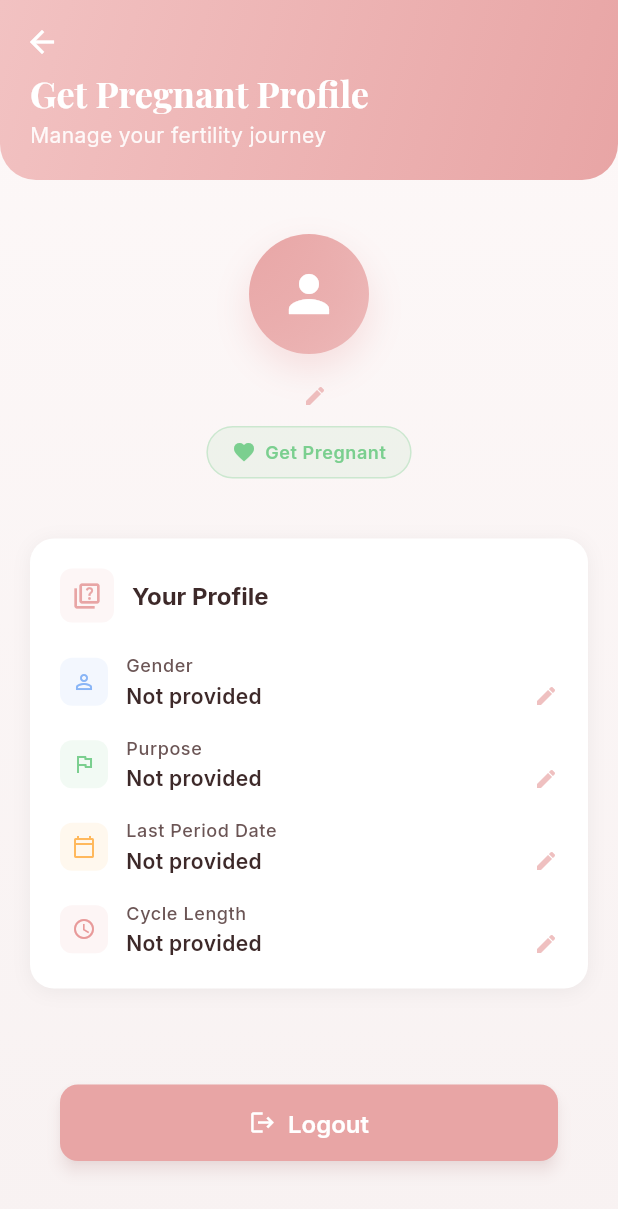
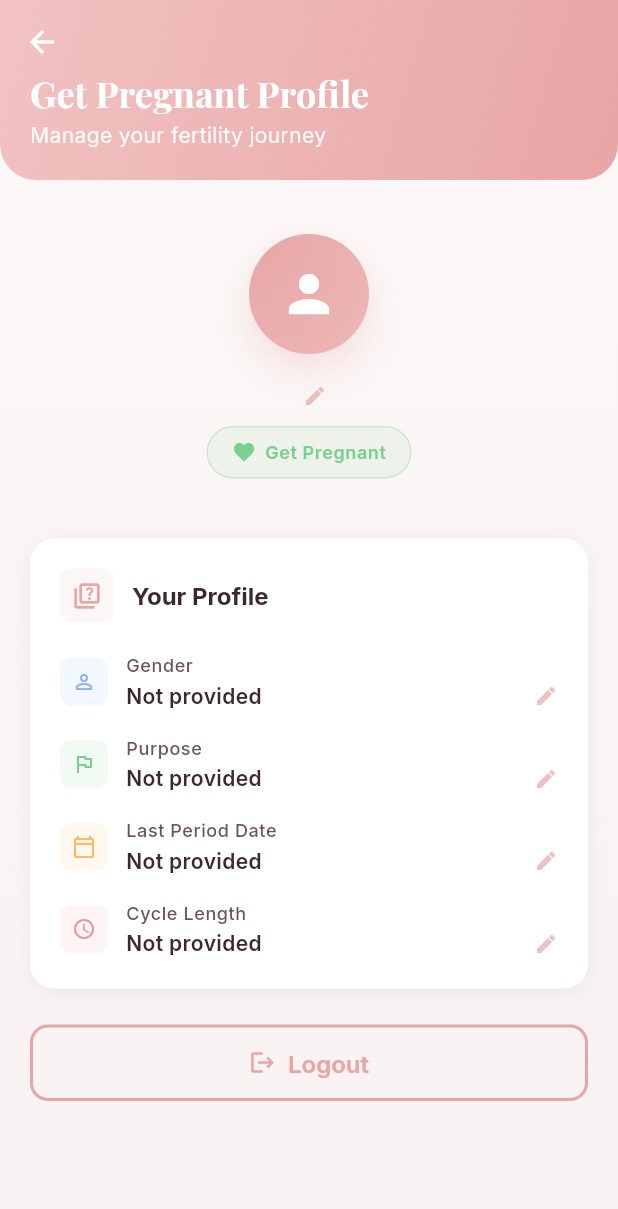
Before and after one commit to itxati/pregnancy, a Flutter app: the GetPregnantRequirementsView screen opened by its route, after a tap on the "person" icon, on a phone screen of 412 x 824 dp. Shown: the top 1209 px of the screen. Run offline on Flutter 3.47's test engine with Material 3 defaults, Android fonts, the light colour scheme and no system bars; our stand-ins replace cached_network_image, cloud_firestore, connectivity_plus, dio, firebase_auth, firebase_core and 11 more; accounts and stored records are empty.

Commit message:
get pregnant profile done

```diff
--- a/lib/app/modules/get_pregnant_requirements/controllers/get_pregnant_requirements_controller.dart
+++ b/lib/app/modules/get_pregnant_requirements/controllers/get_pregnant_requirements_controller.dart
@@ -176,6 +176,9 @@
 
     // Also load data from goal onboarding SharedPreferences
     _loadGoalOnboardingData();
+
+    // Schedule fertility notifications if applicable
+    _rescheduleFertilityNotifications();
   }
 
   // Load data from goal onboarding SharedPreferences
@@ -186,29 +189,38 @@
 
     String? lastPeriodString;
     int? cycleLen;
+    int? periodLen;
 
     // Prefer user-scoped onboarding values
     if (userId != null && userId.isNotEmpty) {
       lastPeriodString = await auth.getOnboardingData('onboarding_last_period', userId);
       // Ints are saved under per-user key; read directly from prefs
       final userScopedCycleKey = 'onboarding_cycle_length_user_$userId';
+      final userScopedPeriodKey = 'onboarding_period_length_user_$userId';
       cycleLen = prefs.getInt(userScopedCycleKey);
+      periodLen = prefs.getInt(userScopedPeriodKey);
     }
 
     // Fallback to global keys if needed
     lastPeriodString ??= prefs.getString('onboarding_last_period');
     cycleLen ??= prefs.getInt('onboarding_cycle_length');
+    periodLen ??= prefs.getInt('onboarding_period_length');
 
-    // Apply last period
-    if (lastPeriodString != null) {
-      final lastPeriodDate = DateTime.parse(lastPeriodString);
-      periodStart.value = lastPeriodDate;
-      periodEnd.value = lastPeriodDate.add(Duration(days: periodLength - 1));
+    // Apply period length first (before calculating periodEnd)
+    if (periodLen != null) {
+      periodLength = periodLen;
     }
 
     // Apply cycle length
     if (cycleLen != null) {
       cycleLength = cycleLen;
+    }
+
+    // Apply last period (using the loaded periodLength)
+    if (lastPeriodString != null) {
+      final lastPeriodDate = DateTime.parse(lastPeriodString);
+      periodStart.value = lastPeriodDate;
+      periodEnd.value = lastPeriodDate.add(Duration(days: periodLength - 1));
     }
 
     // Update the UI
@@ -232,8 +244,13 @@
     final todayKey = _formatDateKey(today);
 
     // 1) If today is expected next period day, ask if period started
-    if (user.lastPeriodStart != null) {
-      final expectedNext = user.lastPeriodStart!.add(Duration(days: user.cycleLength));
+    final DateTime? lastStartForPrompt = periodStart.value ?? user.lastPeriodStart;
+    if (lastStartForPrompt != null) {
+      final expectedNext = DateTime(
+        lastStartForPrompt.year,
+        lastStartForPrompt.month,
+        lastStartForPrompt.day,
+      ).add(Duration(days: cycleLength));
       final alreadyAskedKey = 'period_start_prompt_shown_${userId}_$todayKey';
       final alreadyAsked = prefs.getBool(alreadyAskedKey) ?? false;
       // Prompt on expected day and all overdue days until user says Yes
@@ -246,25 +263,7 @@
       }
     }
 
-    // 2) If within ongoing period window, ask if still bleeding today
-    if (user.lastPeriodStart != null) {
-      final start = user.lastPeriodStart!;
-      final daysSinceStart = today.difference(DateTime(start.year, start.month, start.day)).inDays + 1;
-      final finalizedKey = 'period_bleeding_finalized_${userId}_${_formatIsoDay(start)}';
-      final isFinalized = prefs.getBool(finalizedKey) ?? false;
-
-      // Start asking from day 2 to avoid immediate double prompts on day 1
-      if (!isFinalized && daysSinceStart >= 2) {
-        final askedKey = 'period_bleed_prompt_shown_${userId}_$todayKey';
-        final asked = prefs.getBool(askedKey) ?? false;
-        if (!asked) {
-          _promptActive = true;
-          await _askStillBleedingToday(context, daysSinceStart, finalizedKey);
-          await prefs.setBool(askedKey, true);
-          _promptActive = false;
-        }
-      }
-    }
+    // Removed bleeding prompt as requested
   }
 
   Future<void> _askPeriodStartToday(BuildContext context) async {
@@ -288,33 +287,6 @@
     } else if (result == false) {
       // Period not started; increment cycle length by one day
       await updateCycleSettings(newCycleLength: cycleLength + 1);
-    }
-  }
-
-  Future<void> _askStillBleedingToday(BuildContext context, int daysSinceStart, String finalizedKey) async {
-    final prefs = await SharedPreferences.getInstance();
-    final result = await Get.dialog<bool>(
-      AlertDialog(
-        title: const Text('Period Ongoing'),
-        content: const Text('Are you still bleeding today?'),
-        actions: [
-          TextButton(onPressed: () => Get.back(result: false), child: const Text('No')),
-          ElevatedButton(onPressed: () => Get.back(result: true), child: const Text('Yes')),
-        ],
-      ),
-    );
-
-    if (result == true) {
-      // Extend period length to cover today if needed
-      final desiredLength = daysSinceStart;
-      if (desiredLength > periodLength) {
-        await updateCycleSettings(newPeriodLength: desiredLength);
-      }
-    } else if (result == false) {
-      // Finalize period length as up to yesterday at minimum 1
-      final finalizedLength = daysSinceStart - 1;
-      await updateCycleSettings(newPeriodLength: finalizedLength > 0 ? finalizedLength : 1);
-      await prefs.setBool(finalizedKey, true);
     }
   }
 
@@ -346,6 +318,9 @@
       cycleLength: cycleLength,
     );
 
+    // Reschedule fertility notifications
+    await _rescheduleFertilityNotifications();
+
     update();
   }
 
@@ -365,9 +340,11 @@
     final userId = authService.currentUser.value?.id;
     if (userId != null && userId.isNotEmpty) {
       await authService.setOnboardingInt('onboarding_cycle_length', userId, cycleLength);
+      await authService.setOnboardingInt('onboarding_period_length', userId, periodLength);
     } else {
       final prefs = await SharedPreferences.getInstance();
       await prefs.setInt('onboarding_cycle_length', cycleLength);
+      await prefs.setInt('onboarding_period_length', periodLength);
     }
 
     // Update period reminder if period start is set
@@ -379,7 +356,36 @@
       );
     }
 
+    // Reschedule fertility notifications
+    await _rescheduleFertilityNotifications();
+
     update();
+  }
+
+  Future<void> _rescheduleFertilityNotifications() async {
+    try {
+      final user = authService.currentUser.value;
+      if (user == null) return;
+      // Check onboarding purpose: only schedule in get pregnant flow
+      final purpose = await authService.getOnboardingPurpose(user.id);
+      if (purpose != 'get_pregnant') {
+        await NotificationService.instance.cancelFertilityNotifications();
+        return;
+      }
+
+      final lastStart = periodStart.value ?? user.lastPeriodStart;
+      if (lastStart == null) return;
+
+      await NotificationService.instance.scheduleFertilityAndOvulation(
+        lastPeriodStart: lastStart,
+        periodLength: periodLength,
+        cycleLength: cycleLength,
+        hour: 9,
+        minute: 0,
+      );
+    } catch (e) {
+      print('Error scheduling fertility notifications: $e');
+    }
   }
 
   // Toggle intercourse log and save to SharedPreferences
--- a/lib/app/modules/get_pregnant_requirements/views/get_pregnant_profile_view.dart
+++ b/lib/app/modules/get_pregnant_requirements/views/get_pregnant_profile_view.dart
@@ -95,29 +95,64 @@
                   // // Fertility Section
                   // GetPregnantFertilitySection(controller: controller),
 
-                  const SizedBox(height: 40),
+                  // const SizedBox(height: 10),
 
+                  // // Logout Button
+                  // Container(
+                  //   width: double.infinity,
+                  //   margin: const EdgeInsets.symmetric(horizontal: 20),
+                  //   child: ElevatedButton.icon(
+                  //     onPressed: () async {
+                  //       final authService = Get.find<AuthService>();
+                  //       await authService.logout();
+                  //     },
+                  //     icon: const Icon(Icons.logout, color: Colors.white),
+                  //     label: Text(
+                  //       'logout'.tr,
+                  //       style: const TextStyle(
+                  //         color: Colors.white,
+                  //         fontSize: 16,
+                  //         fontWeight: FontWeight.w600,
+                  //       ),
+                  //     ),
+                  //     style: ElevatedButton.styleFrom(
+                  //       backgroundColor: NeoSafeColors.primaryPink,
+                  //       foregroundColor: Colors.white,
+                  //       padding: const EdgeInsets.symmetric(
+                  //         horizontal: 24,
+                  //         vertical: 16,
+                  //       ),
+                  //       shape: RoundedRectangleBorder(
+                  //         borderRadius: BorderRadius.circular(12),
+                  //       ),
+                  //       elevation: 4,
+                  //     ),
+                  //   ),
+                  // ),
                   // Logout Button
                   Container(
                     width: double.infinity,
-                    margin: const EdgeInsets.symmetric(horizontal: 20),
-                    child: ElevatedButton.icon(
+                    // margin: const EdgeInsets.symmetric(horizontal: 20),
+                    child: OutlinedButton.icon(
                       onPressed: () async {
                         final authService = Get.find<AuthService>();
                         await authService.logout();
                       },
-                      icon: const Icon(Icons.logout, color: Colors.white),
+                      icon:
+                          Icon(Icons.logout, color: NeoSafeColors.primaryPink),
                       label: Text(
                         'logout'.tr,
-                        style: const TextStyle(
-                          color: Colors.white,
+                        style: TextStyle(
+                          color: NeoSafeColors.primaryPink,
                           fontSize: 16,
                           fontWeight: FontWeight.w600,
                         ),
                       ),
-                      style: ElevatedButton.styleFrom(
-                        backgroundColor: NeoSafeColors.primaryPink,
-                        foregroundColor: Colors.white,
+                      style: OutlinedButton.styleFrom(
+                        side: BorderSide(
+                          color: NeoSafeColors.primaryPink,
+                          width: 2,
+                        ),
                         padding: const EdgeInsets.symmetric(
                           horizontal: 24,
                           vertical: 16,
@@ -125,7 +160,7 @@
                         shape: RoundedRectangleBorder(
                           borderRadius: BorderRadius.circular(12),
                         ),
-                        elevation: 4,
+                        foregroundColor: NeoSafeColors.primaryPink,
                       ),
                     ),
                   ),
--- a/lib/app/modules/google_login/views/google_login_view.dart
+++ b/lib/app/modules/google_login/views/google_login_view.dart
@@ -255,8 +255,8 @@
                       color: Colors.white,
                       borderRadius: BorderRadius.circular(6),
                     ),
-                    child: Image.network(
-                      'https://developers.google.com/identity/images/g-logo.png',
+                    child: Image.asset(
+                      'assets/logos/google.png',
                       width: 20,
                       height: 20,
                       fit: BoxFit.contain,
```
Also changed, not shown: lib/app/services/notification_service.dart (+132 -0 lines), assets/logos/google.png (added).
